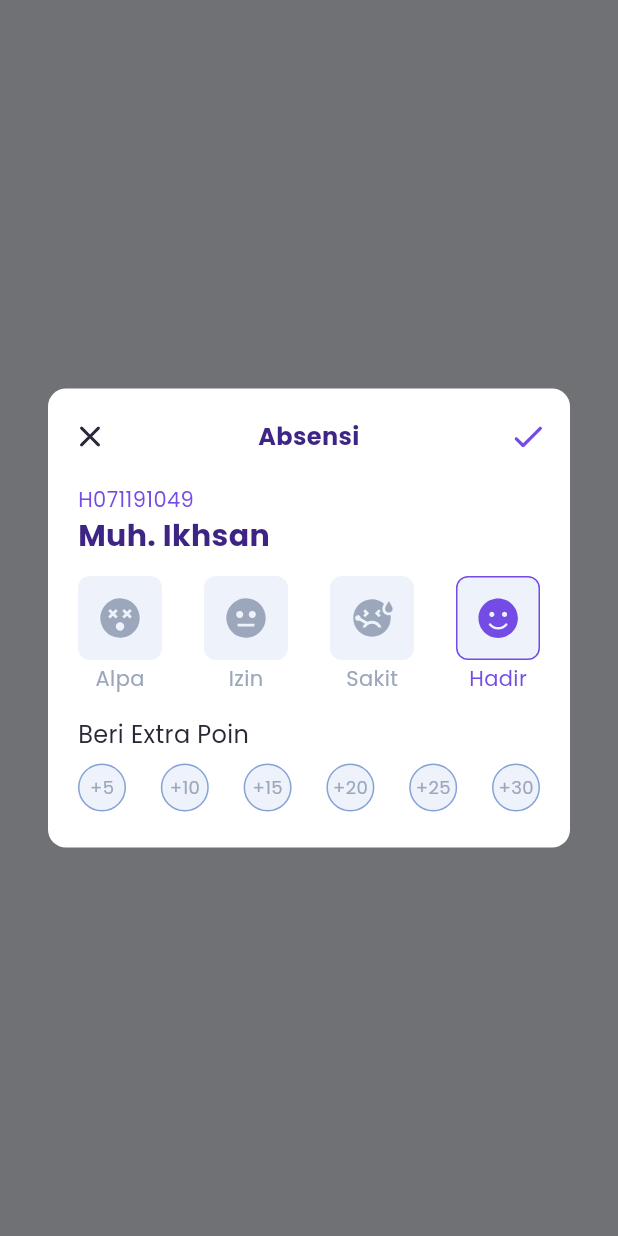
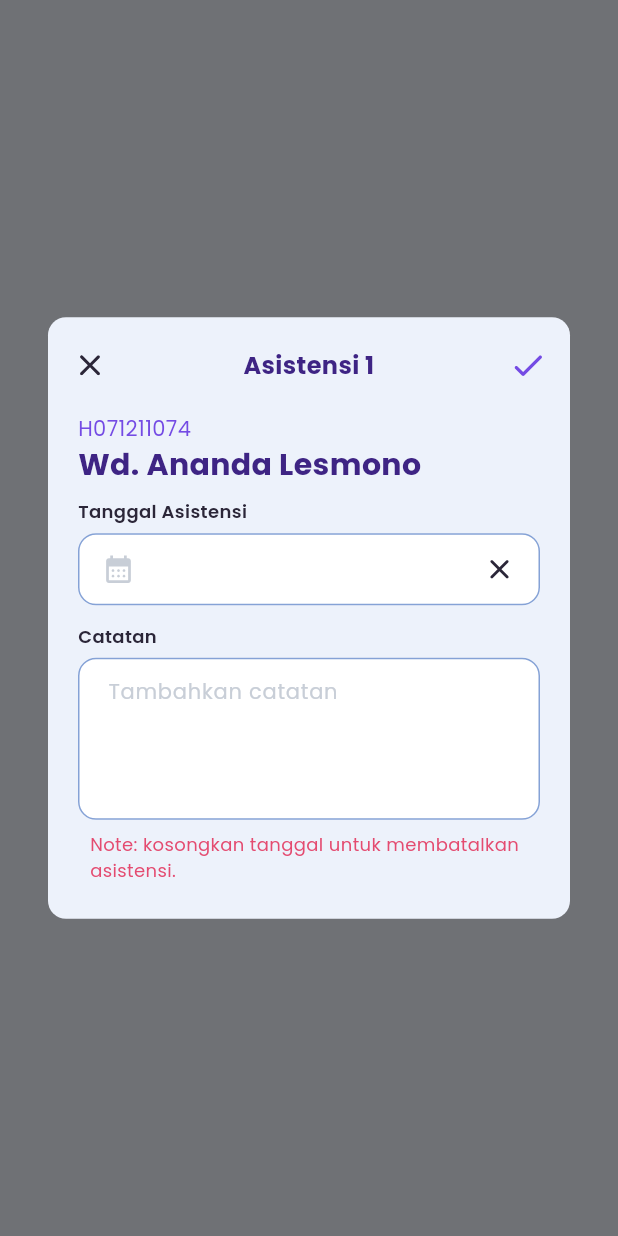
Before and after one commit to fajri-rasid1st/asco, a Flutter app: the screen it shows after launch, after a tap on "Press Me!", on a phone screen of 412 x 824 dp. Run offline on Flutter 3.47's test engine with Material 3 defaults, Android fonts, the phone set to English and light mode, and no system bars; drawn by our look-alikes of flutter_form_builder; our stand-ins replace after_layout, equatable, file_picker, flutter_riverpod, flutter_spinkit, flutter_svg and 7 more; missing offline and left inert: markdown_editable_textinput; generated files the repository leaves out were written again.

Commit message:
feat: add assistance dialog

```diff
--- a/lib/src/presentation/features/common/on_boarding_page.dart
+++ b/lib/src/presentation/features/common/on_boarding_page.dart
@@ -1,6 +1,8 @@
 // Flutter imports:
-import 'package:asco/src/presentation/shared/widgets/dialogs/attendance_dialog.dart';
 import 'package:flutter/material.dart';
+
+// Project imports:
+import 'package:asco/src/presentation/shared/widgets/dialogs/assistance_dialog.dart';
 
 class OnBoardingPage extends StatelessWidget {
   const OnBoardingPage({super.key});
@@ -13,7 +15,7 @@ class OnBoardingPage extends StatelessWidget {
           onPressed: () => showDialog(
             context: context,
             barrierDismissible: false,
-            builder: (_) => const AttendanceDialog(),
+            builder: (_) => const AssistanceDialog(number: 1),
           ),
           child: const Text('Press Me!'),
         ),
--- /dev/null
+++ b/lib/src/presentation/shared/widgets/dialogs/assistance_dialog.dart
@@ -0,0 +1,107 @@
+// Flutter imports:
+import 'package:flutter/material.dart';
+
+// Package imports:
+import 'package:flutter_form_builder/flutter_form_builder.dart';
+
+// Project imports:
+import 'package:asco/core/extensions/context_extension.dart';
+import 'package:asco/core/styles/color_scheme.dart';
+import 'package:asco/core/styles/text_style.dart';
+import 'package:asco/src/presentation/shared/widgets/dialogs/custom_dialog.dart';
+import 'package:asco/src/presentation/shared/widgets/input_fields/custom_text_field.dart';
+
+class AssistanceDialog extends StatelessWidget {
+  final int number;
+
+  const AssistanceDialog({super.key, required this.number});
+
+  @override
+  Widget build(BuildContext context) {
+    final formKey = GlobalKey<FormBuilderState>();
+
+    DateTime? assistanceDate;
+
+    return CustomDialog(
+      title: 'Asistensi $number',
+      onPressedPrimaryAction: () => submit(formKey),
+      child: Column(
+        mainAxisSize: MainAxisSize.min,
+        crossAxisAlignment: CrossAxisAlignment.start,
+        children: [
+          Text(
+            'H071211074',
+            style: textTheme.bodyMedium!.copyWith(
+              color: Palette.purple3,
+            ),
+          ),
+          Text(
+            'Wd. Ananda Lesmono',
+            style: textTheme.titleLarge!.copyWith(
+              color: Palette.purple2,
+            ),
+          ),
+          const SizedBox(height: 8),
+          FormBuilder(
+            key: formKey,
+            child: Column(
+              children: [
+                CustomTextField(
+                  name: 'date',
+                  label: 'Tanggal Asistensi',
+                  isSmall: true,
+                  prefixIconName: 'calendar_month_outlined.svg',
+                  suffixIconName: 'close_outlined.svg',
+                  textInputType: TextInputType.none,
+                  onTap: () async {
+                    final date = await context.showCustomDatePicker(
+                      initialdate: assistanceDate ?? DateTime.now(),
+                      formKey: formKey,
+                      fieldKey: 'date',
+                      helpText: 'Masukkan Tanggal Asistensi',
+                    );
+
+                    if (date != null) assistanceDate = date;
+                  },
+                  onSuffixIconTap: () {
+                    if (assistanceDate != null) {
+                      assistanceDate = null;
+
+                      formKey.currentState!.fields['date']!.didChange('');
+                    }
+                  },
+                ),
+                const SizedBox(height: 12),
+                const CustomTextField(
+                  name: 'note',
+                  label: 'Catatan',
+                  isSmall: true,
+                  hintText: 'Tambahkan catatan',
+                  maxLines: 4,
+                  textInputAction: TextInputAction.newline,
+                ),
+              ],
+            ),
+          ),
+          Padding(
+            padding: const EdgeInsets.fromLTRB(8, 8, 8, 0),
+            child: Text(
+              'Note: kosongkan tanggal untuk membatalkan asistensi.',
+              style: textTheme.bodySmall?.copyWith(
+                color: Palette.errorText,
+              ),
+            ),
+          ),
+        ],
+      ),
+    );
+  }
+
+  void submit(GlobalKey<FormBuilderState> formKey) {
+    FocusManager.instance.primaryFocus?.unfocus();
+
+    if (formKey.currentState!.saveAndValidate()) {
+      debugPrint(formKey.currentState!.value.toString());
+    }
+  }
+}
--- a/lib/src/presentation/shared/widgets/dialogs/attendance_dialog.dart
+++ b/lib/src/presentation/shared/widgets/dialogs/attendance_dialog.dart
@@ -145,7 +145,7 @@ class _AttendanceDialogState extends State<AttendanceDialog> {
                             isSmall: true,
                             hintText: 'Tambahkan catatan',
                             maxLines: 4,
-                            textInputAction: TextInputAction.done,
+                            textInputAction: TextInputAction.newline,
                           ),
                         );
                       },
--- a/lib/src/presentation/shared/widgets/dialogs/github_repository_dialog.dart
+++ b/lib/src/presentation/shared/widgets/dialogs/github_repository_dialog.dart
@@ -89,8 +89,8 @@ class GithubRepositoryDialog extends StatelessWidget {
                 child: CustomTextField(
                   name: 'githubRepoLink',
                   label: 'Link Repository Github',
+                  isSmall: true,
                   hintText: 'Link repository Github',
-                  isSmall: true,
                   prefixIconName: 'github_filled.svg',
                   textInputType: TextInputType.url,
                   textInputAction: TextInputAction.done,
--- a/lib/src/presentation/shared/widgets/dialogs/sorting_dialog.dart
+++ b/lib/src/presentation/shared/widgets/dialogs/sorting_dialog.dart
@@ -48,7 +48,7 @@ class SortingDialog extends StatelessWidget {
               isSmall: true,
               items: orders.keys.toList(),
               values: orders.values.toList(),
-              initialValue: orders.keys.first,
+              initialValue: orders.values.first,
               onChanged: (_) {},
             ),
           ],
--- a/lib/src/presentation/shared/widgets/input_fields/custom_text_field.dart
+++ b/lib/src/presentation/shared/widgets/input_fields/custom_text_field.dart
@@ -25,6 +25,7 @@ class CustomTextField extends StatefulWidget {
   final String? suffixIconName;
   final List<String? Function(String?)>? validators;
   final VoidCallback? onTap;
+  final VoidCallback? onSuffixIconTap;
   final bool isSmall;
 
   const CustomTextField({
@@ -42,6 +43,7 @@ class CustomTextField extends StatefulWidget {
     this.suffixIconName,
     this.validators,
     this.onTap,
+    this.onSuffixIconTap,
     this.isSmall = false,
   });
 
@@ -155,10 +157,13 @@ class _CustomTextFieldState extends State<CustomTextField> {
   Padding buildSuffixIcon() {
     return Padding(
       padding: const EdgeInsets.fromLTRB(10, 0, 16, 0),
-      child: SvgAsset(
-        assetName: AssetPath.getIcon(widget.suffixIconName!),
-        color: Palette.primaryText,
-        width: widget.isSmall ? 16 : 20,
+      child: GestureDetector(
+        onTap: widget.onSuffixIconTap,
+        child: SvgAsset(
+          assetName: AssetPath.getIcon(widget.suffixIconName!),
+          color: Palette.primaryText,
+          width: widget.isSmall ? 16 : 20,
+        ),
       ),
     );
   }
```
Also changed, not shown: lib/core/extensions/context_extension.dart (+32 -4 lines), lib/src/presentation/shared/widgets/dialogs/classroom_form_dialog.dart (+7 -11 lines), assets/icons/calendar_month_outlined.svg (added).
